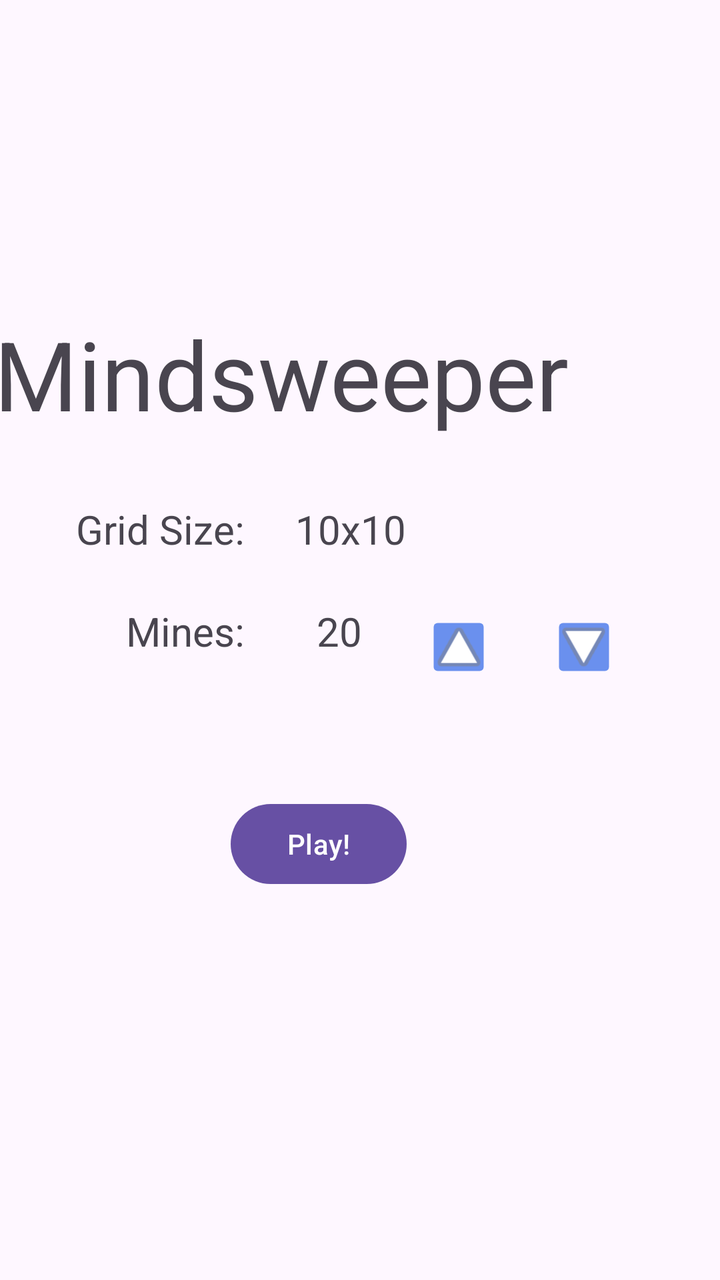
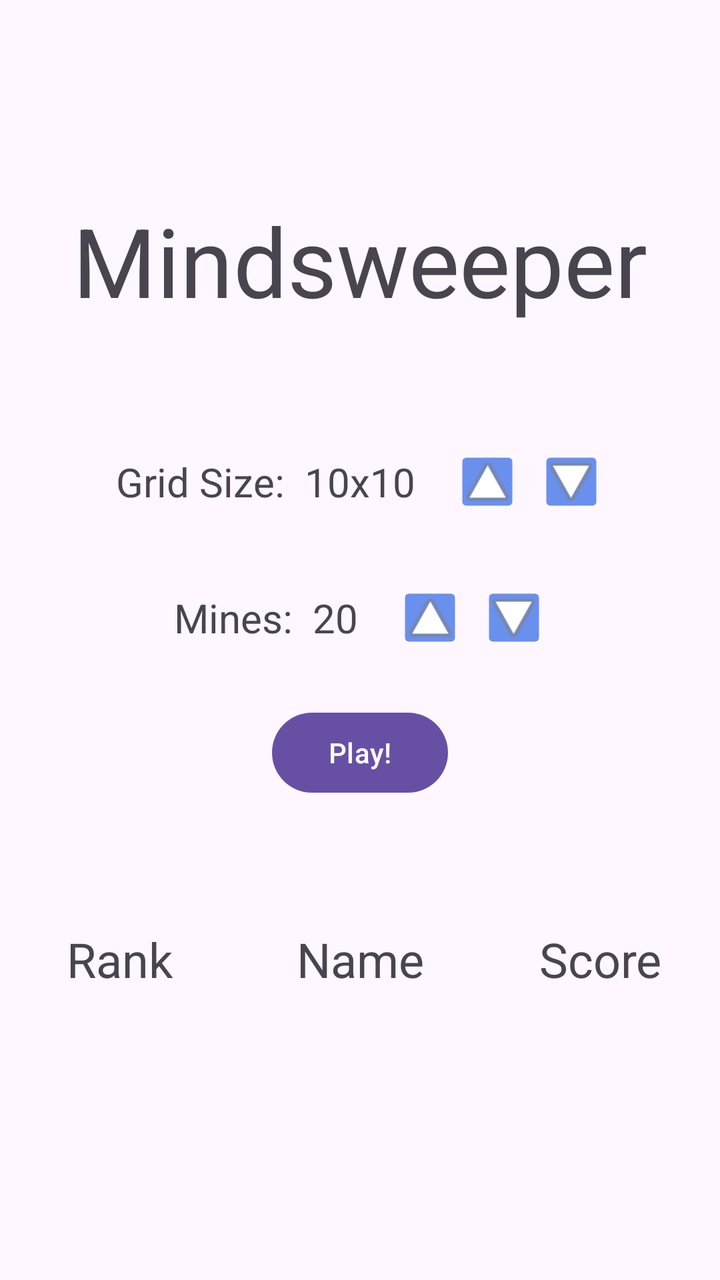

Before-and-after screenshots of an Android layout around one commit, followed by the original layout XML and the change that was made.
<!-- AndroidManifest.xml: application theme Theme.Minesweeper -->
<!-- res/layout/activity_main.xml -->
<?xml version="1.0" encoding="utf-8"?>
<androidx.constraintlayout.widget.ConstraintLayout xmlns:android="http://schemas.android.com/apk/res/android"
    xmlns:app="http://schemas.android.com/apk/res-auto"
    xmlns:tools="http://schemas.android.com/tools"
    android:id="@+id/main"
    android:layout_width="match_parent"
    android:layout_height="match_parent"
    android:onClick="onPress">


    <TextView
        android:id="@+id/textView2"
        android:layout_width="wrap_content"
        android:layout_height="wrap_content"
        android:layout_marginEnd="10dp"
        android:layout_marginBottom="32dp"
        android:text="Mindsweeper"
        android:textSize="48sp"
        app:layout_constraintBottom_toTopOf="@+id/textView3"
        app:layout_constraintEnd_toEndOf="@+id/down_arrow_button_grid" />

    <TextView
        android:id="@+id/grid_display"
        android:layout_width="wrap_content"
        android:layout_height="0dp"
        android:layout_marginEnd="41dp"
        android:gravity="end"
        android:text="10x10"
        android:textSize="20sp"
        app:layout_constraintBottom_toBottomOf="@+id/textView3"
        app:layout_constraintEnd_toStartOf="@+id/up_arrow_button_grid"
        app:layout_constraintHorizontal_bias="1.0"
        app:layout_constraintStart_toEndOf="@+id/textView3"
        app:layout_constraintTop_toTopOf="@+id/textView3"
        app:layout_constraintVertical_bias="0.0" />

    <TextView
        android:id="@+id/textView4"
        android:layout_width="wrap_content"
        android:layout_height="wrap_content"
        android:layout_marginStart="63dp"
        android:text="Mines:"
        android:textSize="20sp"
        app:layout_constraintBaseline_toBaselineOf="@+id/mine_display"
        app:layout_constraintStart_toStartOf="parent" />

    <Button
        android:id="@+id/button"
        android:layout_width="wrap_content"
        android:layout_height="wrap_content"
        android:layout_marginTop="69dp"
        android:layout_marginEnd="10dp"
        android:onClick="runTest"
        android:text="Play!"
        app:layout_constraintEnd_toStartOf="@+id/up_arrow_button_mines"
        app:layout_constraintTop_toBottomOf="@+id/mine_display" />

    <TextView
        android:id="@+id/textView3"
        android:layout_width="wrap_content"
        android:layout_height="wrap_content"
        android:layout_marginStart="38dp"
        android:layout_marginTop="251dp"
        android:text="Grid Size:"
        android:textSize="20sp"
        app:layout_constraintStart_toStartOf="parent"
        app:layout_constraintTop_toTopOf="parent" />

    <TextView
        android:id="@+id/mine_display"
        android:layout_width="wrap_content"
        android:layout_height="wrap_content"
        android:layout_marginStart="36dp"
        android:layout_marginTop="24dp"
        android:text="20"
        android:textSize="20sp"
        app:layout_constraintStart_toEndOf="@+id/textView4"
        app:layout_constraintTop_toBottomOf="@+id/grid_display" />

    <ImageButton
        android:id="@+id/up_arrow_button_mines"
        android:layout_width="32dp"
        android:layout_height="37dp"
        android:layout_marginBottom="56dp"
        android:backgroundTint="#6A90EE"
        android:onClick="onPress"
        android:rotation="-90"
        app:layout_constraintBottom_toTopOf="@+id/button"
        app:layout_constraintEnd_toStartOf="@+id/down_arrow_button_mines"
        app:layout_constraintHorizontal_bias="0.874"
        app:layout_constraintStart_toStartOf="parent"
        app:layout_constraintTop_toBottomOf="@+id/textView2"
        app:layout_constraintVertical_bias="1.0"
        app:srcCompat="@android:drawable/ic_media_play" />

    <ImageButton
        android:id="@+id/down_arrow_button_mines"
        android:layout_width="32dp"
        android:layout_height="37dp"
        android:layout_marginEnd="52dp"
        android:layout_marginBottom="56dp"
        android:backgroundTint="#6A90EE"
        android:onClick="onPress"
        android:rotation="90"
        app:layout_constraintBottom_toTopOf="@+id/button"
        app:layout_constraintEnd_toEndOf="parent"
        app:srcCompat="@android:drawable/ic_media_play" />

    <ImageButton
        android:id="@+id/down_arrow_button_grid"
        android:layout_width="32dp"
        android:layout_height="37dp"
        android:layout_marginStart="326dp"
        android:layout_marginEnd="53dp"
        android:backgroundTint="#6A90EE"
        android:onClick="onPress"
        android:rotation="90"
        app:layout_constraintBottom_toTopOf="@+id/down_arrow_button_mines"
        app:layout_constraintEnd_toEndOf="parent"
        app:layout_constraintHorizontal_bias="0.0"
        app:layout_constraintStart_toStartOf="parent"
        app:layout_constraintTop_toBottomOf="@+id/textView2"
        app:layout_constraintVertical_bias="0.695"
        app:srcCompat="@android:drawable/ic_media_play" />

    <ImageButton
        android:id="@+id/up_arrow_button_grid"
        android:layout_width="32dp"
        android:layout_height="37dp"
        android:layout_marginStart="257dp"
        android:layout_marginEnd="122dp"
        android:backgroundTint="#6A90EE"
        android:onClick="onPress"
        android:rotation="-90"
        app:layout_constraintBottom_toTopOf="@+id/up_arrow_button_mines"
        app:layout_constraintEnd_toEndOf="parent"
        app:layout_constraintHorizontal_bias="1.0"
        app:layout_constraintStart_toStartOf="parent"
        app:layout_constraintTop_toBottomOf="@+id/textView2"
        app:layout_constraintVertical_bias="0.693"
        app:srcCompat="@android:drawable/ic_media_play" />

    <androidx.recyclerview.widget.RecyclerView
        android:layout_width="409dp"
        android:layout_height="283dp"
        tools:layout_editor_absoluteX="1dp"
        tools:layout_editor_absoluteY="447dp" />

</androidx.constraintlayout.widget.ConstraintLayout>
<!-- resources referenced by this layout -->
<resources>
  <style name="Theme.Minesweeper" parent="Base.Theme.Minesweeper" />
  <style name="Base.Theme.Minesweeper" parent="Theme.Material3.DayNight.NoActionBar">
          
          
      </style>
</resources>

<!-- the commit's change to res/layout/activity_main.xml (unified diff, before → after) -->
@@ -8,142 +8,184 @@
     android:onClick="onPress">
 
 
+    <LinearLayout
+        android:id="@+id/center"
+        android:layout_width="0dp"
+        android:layout_height="wrap_content"
+        android:layout_marginBottom="11dp"
+        android:gravity="center"
+        android:orientation="horizontal"
+        app:layout_constraintBottom_toTopOf="@+id/linearLayout11"
+        app:layout_constraintEnd_toEndOf="parent"
+        app:layout_constraintStart_toStartOf="parent"
+        app:layout_constraintTop_toBottomOf="@+id/textView2">
+
+        <TextView
+            android:id="@+id/textView3"
+            android:layout_width="wrap_content"
+            android:layout_height="wrap_content"
+            android:text="Grid Size:"
+            android:textSize="20sp" />
+
+        <TextView
+            android:id="@+id/grid_display"
+            android:layout_width="wrap_content"
+            android:layout_height="27dp"
+            android:layout_margin="10dp"
+            android:gravity="end"
+            android:text="10x10"
+            android:textSize="20sp" />
+
+        <ImageButton
+            android:id="@+id/up_arrow_button_grid"
+            android:layout_width="32dp"
+            android:layout_height="37dp"
+            android:layout_margin="10dp"
+            android:backgroundTint="#6A90EE"
+            android:onClick="onPress"
+            android:rotation="-90"
+            app:srcCompat="@android:drawable/ic_media_play" />
+
+        <ImageButton
+            android:id="@+id/down_arrow_button_grid"
+            android:layout_width="32dp"
+            android:layout_height="37dp"
+            android:backgroundTint="#6A90EE"
+            android:onClick="onPress"
+            android:rotation="90"
+            app:srcCompat="@android:drawable/ic_media_play" />
+    </LinearLayout>
+
     <TextView
         android:id="@+id/textView2"
         android:layout_width="wrap_content"
         android:layout_height="wrap_content"
-        android:layout_marginEnd="10dp"
-        android:layout_marginBottom="32dp"
+        android:layout_marginTop="98dp"
+        android:layout_marginBottom="50dp"
         android:text="Mindsweeper"
         android:textSize="48sp"
-        app:layout_constraintBottom_toTopOf="@+id/textView3"
-        app:layout_constraintEnd_toEndOf="@+id/down_arrow_button_grid" />
+        app:layout_constraintBottom_toTopOf="@+id/center"
+        app:layout_constraintEnd_toEndOf="parent"
+        app:layout_constraintStart_toStartOf="parent"
+        app:layout_constraintTop_toTopOf="parent" />
 
-    <TextView
-        android:id="@+id/grid_display"
-        android:layout_width="wrap_content"
-        android:layout_height="0dp"
-        android:layout_marginEnd="41dp"
-        android:gravity="end"
-        android:text="10x10"
-        android:textSize="20sp"
-        app:layout_constraintBottom_toBottomOf="@+id/textView3"
-        app:layout_constraintEnd_toStartOf="@+id/up_arrow_button_grid"
-        app:layout_constraintHorizontal_bias="1.0"
-        app:layout_constraintStart_toEndOf="@+id/textView3"
-        app:layout_constraintTop_toTopOf="@+id/textView3"
-        app:layout_constraintVertical_bias="0.0" />
+    <LinearLayout
+        android:id="@+id/linearLayout11"
+        android:layout_width="0dp"
+        android:layout_height="wrap_content"
+        android:layout_marginBottom="15dp"
+        android:gravity="center"
+        android:orientation="horizontal"
+        app:layout_constraintBottom_toTopOf="@+id/button"
+        app:layout_constraintEnd_toEndOf="parent"
+        app:layout_constraintStart_toStartOf="parent"
+        app:layout_constraintTop_toBottomOf="@+id/center">
 
-    <TextView
-        android:id="@+id/textView4"
-        android:layout_width="wrap_content"
-        android:layout_height="wrap_content"
-        android:layout_marginStart="63dp"
-        android:text="Mines:"
-        android:textSize="20sp"
-        app:layout_constraintBaseline_toBaselineOf="@+id/mine_display"
-        app:layout_constraintStart_toStartOf="parent" />
+        <TextView
+            android:id="@+id/textView4"
+            android:layout_width="wrap_content"
+            android:layout_height="wrap_content"
+            android:text="Mines:"
+            android:textSize="20sp" />
+
+        <TextView
+            android:id="@+id/mine_display"
+            android:layout_width="wrap_content"
+            android:layout_height="wrap_content"
+            android:layout_margin="10dp"
+            android:text="20"
+            android:textSize="20sp" />
+
+        <ImageButton
+            android:id="@+id/up_arrow_button_mines"
+            android:layout_width="32dp"
+            android:layout_height="37dp"
+            android:layout_margin="10dp"
+            android:backgroundTint="#6A90EE"
+            android:onClick="onPress"
+            android:rotation="-90"
+            app:srcCompat="@android:drawable/ic_media_play" />
+
+        <ImageButton
+            android:id="@+id/down_arrow_button_mines"
+            android:layout_width="32dp"
+            android:layout_height="37dp"
+            android:backgroundTint="#6A90EE"
+            android:onClick="onPress"
+            android:rotation="90"
+            app:srcCompat="@android:drawable/ic_media_play" />
+    </LinearLayout>
 
     <Button
         android:id="@+id/button"
         android:layout_width="wrap_content"
         android:layout_height="wrap_content"
-        android:layout_marginTop="69dp"
-        android:layout_marginEnd="10dp"
-        android:onClick="runTest"
+        android:layout_marginBottom="48dp"
+        android:onClick="checkSettings"
         android:text="Play!"
-        app:layout_constraintEnd_toStartOf="@+id/up_arrow_button_mines"
-        app:layout_constraintTop_toBottomOf="@+id/mine_display" />
-
-    <TextView
-        android:id="@+id/textView3"
-        android:layout_width="wrap_content"
-        android:layout_height="wrap_content"
-        android:layout_marginStart="38dp"
-        android:layout_marginTop="251dp"
-        android:text="Grid Size:"
-        android:textSize="20sp"
+        app:layout_constraintBottom_toTopOf="@+id/linearLayout10"
+        app:layout_constraintEnd_toEndOf="parent"
         app:layout_constraintStart_toStartOf="parent"
-        app:layout_constraintTop_toTopOf="parent" />
-
-    <TextView
-        android:id="@+id/mine_display"
-        android:layout_width="wrap_content"
-        android:layout_height="wrap_content"
-        android:layout_marginStart="36dp"
-        android:layout_marginTop="24dp"
-        android:text="20"
-        android:textSize="20sp"
-        app:layout_constraintStart_toEndOf="@+id/textView4"
-        app:layout_constraintTop_toBottomOf="@+id/grid_display" />
-
-    <ImageButton
-        android:id="@+id/up_arrow_button_mines"
-        android:layout_width="32dp"
-        android:layout_height="37dp"
-        android:layout_marginBottom="56dp"
-        android:backgroundTint="#6A90EE"
-        android:onClick="onPress"
-        android:rotation="-90"
-        app:layout_constraintBottom_toTopOf="@+id/button"
-        app:layout_constraintEnd_toStartOf="@+id/down_arrow_button_mines"
-        app:layout_constraintHorizontal_bias="0.874"
-        app:layout_constraintStart_toStartOf="parent"
-        app:layout_constraintTop_toBottomOf="@+id/textView2"
-        app:layout_constraintVertical_bias="1.0"
-        app:srcCompat="@android:drawable/ic_media_play" />
-
-    <ImageButton
-        android:id="@+id/down_arrow_button_mines"
-        android:layout_width="32dp"
-        android:layout_height="37dp"
-        android:layout_marginEnd="52dp"
-        android:layout_marginBottom="56dp"
-        android:backgroundTint="#6A90EE"
-        android:onClick="onPress"
-        android:rotation="90"
-        app:layout_constraintBottom_toTopOf="@+id/button"
-        app:layout_constraintEnd_toEndOf="parent"
-        app:srcCompat="@android:drawable/ic_media_play" />
-
-    <ImageButton
-        android:id="@+id/down_arrow_button_grid"
-        android:layout_width="32dp"
-        android:layout_height="37dp"
-        android:layout_marginStart="326dp"
-        android:layout_marginEnd="53dp"
-        android:backgroundTint="#6A90EE"
-        android:onClick="onPress"
-        android:rotation="90"
-        app:layout_constraintBottom_toTopOf="@+id/down_arrow_button_mines"
-        app:layout_constraintEnd_toEndOf="parent"
-        app:layout_constraintHorizontal_bias="0.0"
-        app:layout_constraintStart_toStartOf="parent"
-        app:layout_constraintTop_toBottomOf="@+id/textView2"
-        app:layout_constraintVertical_bias="0.695"
-        app:srcCompat="@android:drawable/ic_media_play" />
-
-    <ImageButton
-        android:id="@+id/up_arrow_button_grid"
-        android:layout_width="32dp"
-        android:layout_height="37dp"
-        android:layout_marginStart="257dp"
-        android:layout_marginEnd="122dp"
-        android:backgroundTint="#6A90EE"
-        android:onClick="onPress"
-        android:rotation="-90"
-        app:layout_constraintBottom_toTopOf="@+id/up_arrow_button_mines"
-        app:layout_constraintEnd_toEndOf="parent"
-        app:layout_constraintHorizontal_bias="1.0"
-        app:layout_constraintStart_toStartOf="parent"
-        app:layout_constraintTop_toBottomOf="@+id/textView2"
-        app:layout_constraintVertical_bias="0.693"
-        app:srcCompat="@android:drawable/ic_media_play" />
+        app:layout_constraintTop_toBottomOf="@+id/linearLayout11" />
 
     <androidx.recyclerview.widget.RecyclerView
-        android:layout_width="409dp"
-        android:layout_height="283dp"
-        tools:layout_editor_absoluteX="1dp"
-        tools:layout_editor_absoluteY="447dp" />
+        android:id="@+id/score_recycler"
+        android:layout_width="0dp"
+        android:layout_height="0dp"
+        android:layout_marginBottom="1dp"
+        android:scrollbarStyle="insideOverlay"
+        android:scrollbars="vertical"
+        android:verticalScrollbarPosition="right"
+        app:layout_constraintBottom_toBottomOf="parent"
+        app:layout_constraintEnd_toEndOf="parent"
+        app:layout_constraintStart_toStartOf="parent"
+        app:layout_constraintTop_toBottomOf="@+id/linearLayout10" />
+
+
+    <LinearLayout
+        android:id="@+id/linearLayout10"
+        android:layout_width="0dp"
+        android:layout_height="wrap_content"
+        android:layout_marginBottom="21dp"
+        android:orientation="horizontal"
+        app:layout_constraintBottom_toTopOf="@+id/score_recycler"
+        app:layout_constraintEnd_toEndOf="parent"
+        app:layout_constraintStart_toStartOf="parent"
+        app:layout_constraintTop_toBottomOf="@+id/button">
+
+        <TextView
+            android:id="@+id/textView5"
+            android:layout_width="match_parent"
+            android:layout_height="wrap_content"
+            android:layout_margin="10dp"
+            android:layout_weight="1"
+            android:gravity="center"
+            android:padding="5dp"
+            android:text="Rank"
+            android:textSize="24dp" />
+
+        <TextView
+            android:id="@+id/textView7"
+            android:layout_width="match_parent"
+            android:layout_height="match_parent"
+            android:layout_margin="10dp"
+            android:layout_weight="1"
+            android:gravity="center"
+            android:padding="5dp"
+            android:text="Name"
+            android:textSize="24dp" />
+
+        <TextView
+            android:id="@+id/textView8"
+            android:layout_width="match_parent"
+            android:layout_height="match_parent"
+            android:layout_margin="10dp"
+            android:layout_weight="1"
+            android:gravity="center"
+            android:padding="5dp"
+            android:text="Score"
+            android:textSize="24dp" />
+
+    </LinearLayout>
 
 </androidx.constraintlayout.widget.ConstraintLayout>
